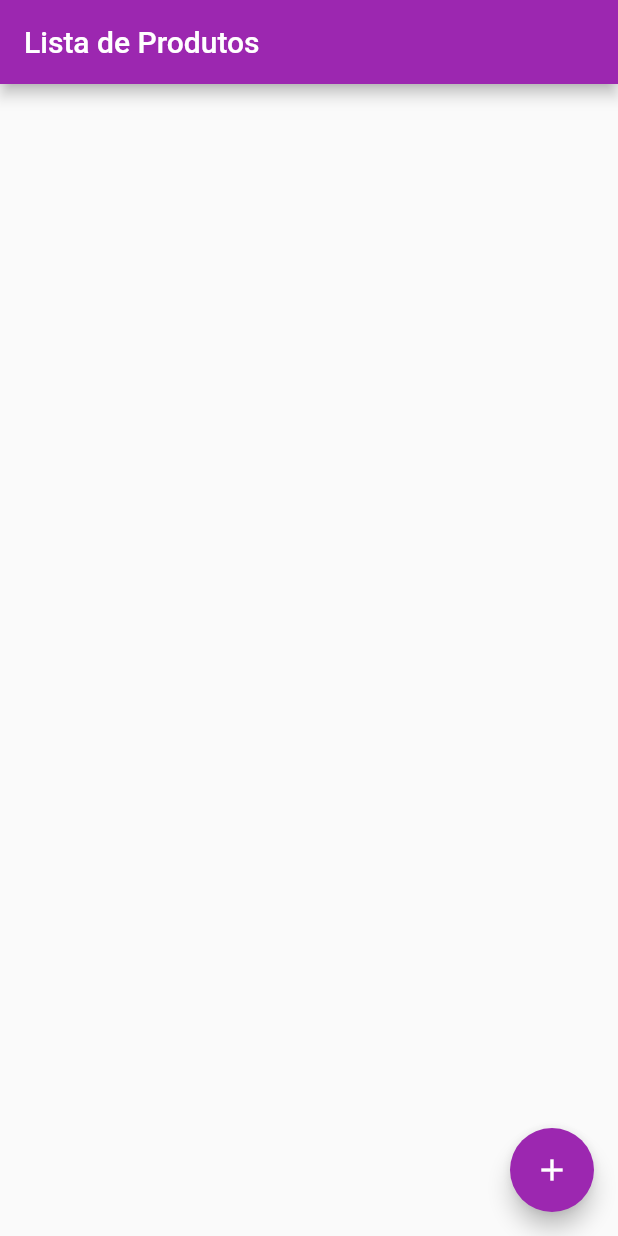
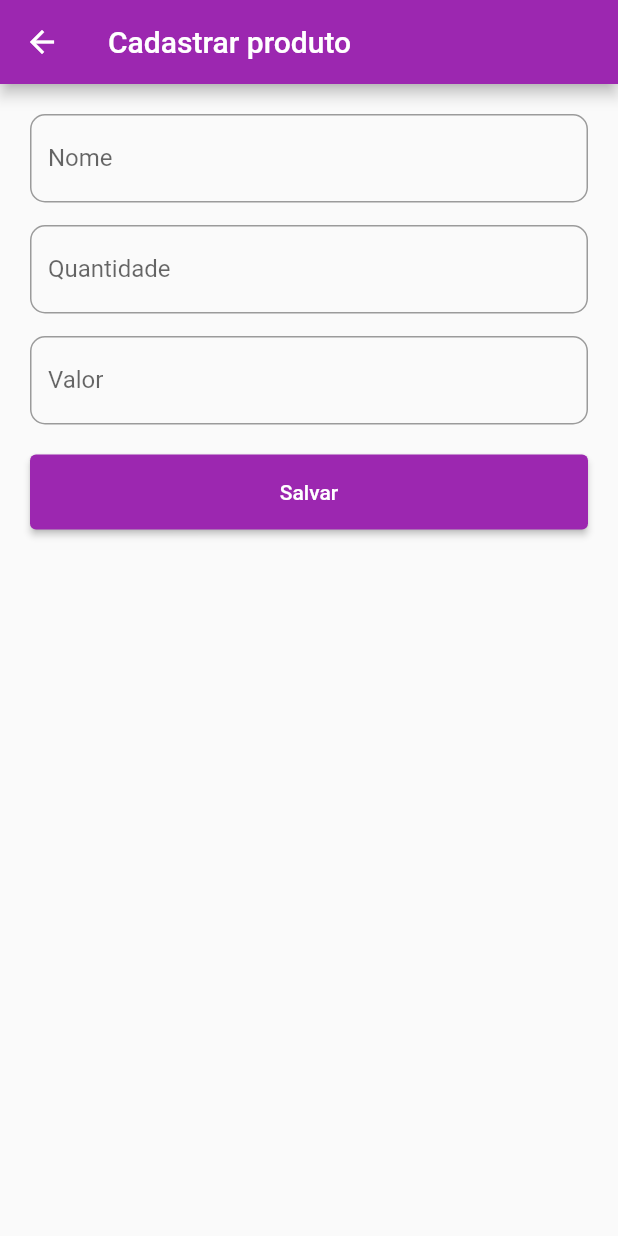
Before and after one commit to lucasoliveirasouza/produtos-flutter, a Flutter app: the screen it shows after launch, after a tap on the "add" icon, on a phone screen of 412 x 824 dp. Run offline on Flutter 3.47's test engine with Material 2 defaults, Android fonts, the phone set to English and light mode, and no system bars; our stand-ins replace get; network calls fail.

Commit message:
Criar tela de cadastrar produto e utilizar o POST #5 #6

```diff
--- a/lib/controllers/produto_controller.dart
+++ b/lib/controllers/produto_controller.dart
@@ -1,6 +1,7 @@
 
 import 'dart:collection';
 import 'dart:convert';
+import 'package:flutter/cupertino.dart';
 import 'package:http/http.dart' as http;
 import 'package:flutter/material.dart';
 import 'package:produtos/models/produto.dart';
@@ -15,6 +16,7 @@ class ProdutoController extends ChangeNotifier{
   }
 
   _buscarProdutos() async {
+
     String uri = 'https://produtos-api-lucas.herokuapp.com/api/produtos';
     final response = await http.get(Uri.parse(uri), headers: {
       'Content-Type': 'application/json'
@@ -31,4 +33,22 @@ class ProdutoController extends ChangeNotifier{
       notifyListeners();
     }
   }
+
+  cadastrarProduto(String nome, String quantidade,String valor) {
+    http.post(
+      Uri.parse('https://produtos-api-lucas.herokuapp.com/api/produto'),
+      headers: <String, String>{
+        'Content-Type': 'application/json',
+      },
+      body: jsonEncode(<String, String>{
+        'nome': nome,
+        'quantidade': quantidade,
+        'valor': valor,
+      }),
+    );
+
+
+    _produtos.add(Produto(0, nome, double.parse(quantidade), double.parse(valor)));
+    notifyListeners();
+  }
 }
--- a/lib/main.dart
+++ b/lib/main.dart
@@ -1,4 +1,5 @@
 import 'package:flutter/material.dart';
+import 'package:get/get.dart';
 import 'package:produtos/controllers/produto_controller.dart';
 import 'package:produtos/views/produtos/produto_lista.dart';
 import 'package:provider/provider.dart';
@@ -16,7 +17,7 @@ class MyApp extends StatelessWidget {
 
   @override
   Widget build(BuildContext context) {
-    return MaterialApp(
+    return GetMaterialApp(
       title: 'Produto Lista',
       debugShowCheckedModeBanner: false,
       theme: ThemeData(
--- /dev/null
+++ b/lib/views/produtos/produto_cadastro.dart
@@ -0,0 +1,118 @@
+
+import 'package:flutter/material.dart';
+import 'package:get/get.dart';
+import 'package:produtos/controllers/produto_controller.dart';
+import 'package:provider/provider.dart';
+
+class ProdutoCadastroView extends StatefulWidget {
+  const ProdutoCadastroView({Key? key}) : super(key: key);
+
+  @override
+  _ProdutoCadastroViewState createState() => _ProdutoCadastroViewState();
+}
+
+class _ProdutoCadastroViewState extends State<ProdutoCadastroView> {
+  final nome = TextEditingController();
+  final quantidade = TextEditingController();
+  final valor = TextEditingController();
+  final formKey = GlobalKey<FormState>();
+
+  @override
+  Widget build(BuildContext context) {
+    return Scaffold(
+      appBar: AppBar(
+        title: Text("Cadastrar produto"),
+      ),
+
+      body: Form(
+        key: formKey,
+        child: Container(
+          padding: EdgeInsets.only(right: 20, top: 20, left: 20),
+          child: ListView(
+            children: [
+              TextFormField(
+                controller: nome,
+                keyboardType: TextInputType.text,
+                decoration: InputDecoration(
+                  label: Text("Nome"),
+                  border: OutlineInputBorder(
+                    borderRadius: BorderRadius.all(
+                      new Radius.circular(10.0),
+                    ),
+                  ),
+                ),
+                validator: (value) {
+                  if (value!.isEmpty) {
+                    return "Informe o nome do produto";
+                  }
+                  return null;
+                },
+              ),
+              SizedBox(
+                height: 15,
+              ),
+              TextFormField(
+                controller: quantidade,
+                keyboardType: TextInputType.text,
+                decoration: InputDecoration(
+                  label: Text("Quantidade"),
+                  border: OutlineInputBorder(
+                    borderRadius: BorderRadius.all(
+                      new Radius.circular(10.0),
+                    ),
+                  ),
+                ),
+                validator: (value) {
+                  if (value!.isEmpty) {
+                    return "Informe a quantidade do produto";
+                  }
+                  return null;
+                },
+              ),
+              SizedBox(
+                height: 15,
+              ),
+              TextFormField(
+                controller: valor,
+                keyboardType: TextInputType.text,
+                decoration: InputDecoration(
+                  label: Text("Valor"),
+                  border: OutlineInputBorder(
+                    borderRadius: BorderRadius.all(
+                      new Radius.circular(10.0),
+                    ),
+                  ),
+                ),
+                validator: (value) {
+                  if (value!.isEmpty) {
+                    return "Informe o valor do produto";
+                  }
+                  return null;
+                },
+              ),
+
+              SizedBox(
+                height: 20,
+              ),
+
+              Container(
+                height: 50,
+                child: ElevatedButton(
+                  onPressed: (){
+                    if (formKey.currentState!.validate()) {
+                      Provider.of<ProdutoController>(context, listen: false)
+                          .cadastrarProduto(nome.text, quantidade.text, valor.text);
+                      Get.back();
+                    }
+
+                  },
+                  child: Text("Salvar"),
+                ),
+              ),
+            ],
+          ),
+        ),
+      ),
+    );
+  }
+}
--- a/lib/views/produtos/produto_lista.dart
+++ b/lib/views/produtos/produto_lista.dart
@@ -1,6 +1,8 @@
 import 'package:flutter/material.dart';
+import 'package:get/get.dart';
 import 'package:produtos/controllers/produto_controller.dart';
 import 'package:produtos/models/produto.dart';
+import 'package:produtos/views/produtos/produto_cadastro.dart';
 import 'package:provider/provider.dart';
 
 class ProdutoListaView extends StatefulWidget {
@@ -36,7 +38,9 @@ class _ProdutoListaViewState extends State<ProdutoListaView> {
       ),
 
       floatingActionButton: FloatingActionButton(
-        onPressed: (){},
+        onPressed: (){
+          Get.to(() => ProdutoCadastroView());
+        },
         child: Icon(Icons.add),
       ),
 
```
